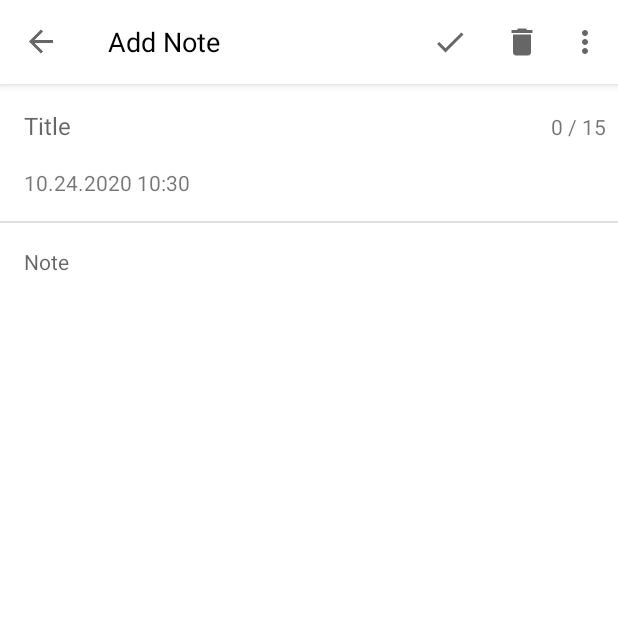
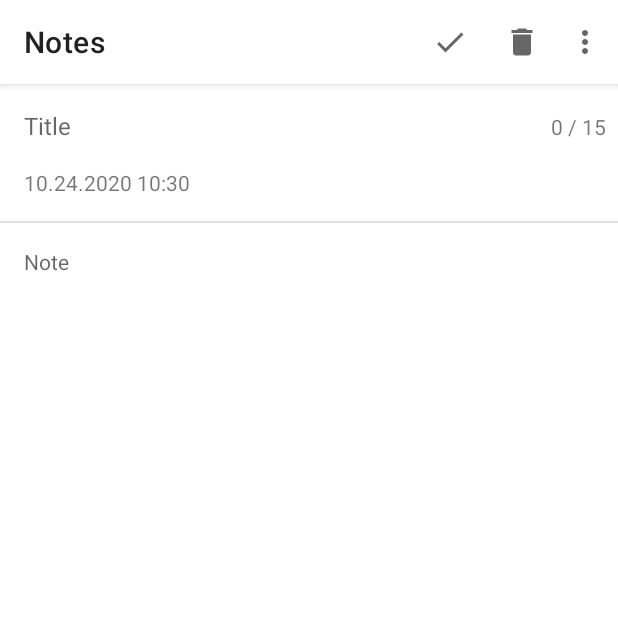
Before and after one commit to Enes-Kayiklik/PostIt, an Android app: the AddNoteFragment screen opened through its navigation route, on a phone screen of 412 x 824 dp, the top half of it. Run offline under Robolectric (Android 15) with nearby library versions, the phone set to English and light mode, and no system bars; our stand-ins replace Dagger/Hilt's generated code, navigation-ui; libraries missing offline, so code that uses them is left out: androidx.hilt.lifecycle; 1 statement that could not run was skipped.

Commit message:
added drawer layout and setupWithNavController

```diff
--- a/app/src/main/java/com/eneskayiklik/post_it/ui/MainActivity.kt
+++ b/app/src/main/java/com/eneskayiklik/post_it/ui/MainActivity.kt
@@ -9,13 +9,11 @@ import androidx.core.view.GravityCompat
 import androidx.drawerlayout.widget.DrawerLayout
 import androidx.lifecycle.Observer
 import androidx.navigation.findNavController
-import androidx.navigation.ui.setupActionBarWithNavController
+import androidx.navigation.ui.setupWithNavController
 import com.eneskayiklik.post_it.R
 import com.eneskayiklik.post_it.helper.Exporter
 import com.eneskayiklik.post_it.ui.main.notes.NoteViewModel
 import com.eneskayiklik.post_it.util.Constants
-import com.eneskayiklik.post_it.util.makeInvisible
-import com.eneskayiklik.post_it.util.makeVisible
 import dagger.hilt.android.AndroidEntryPoint
 import kotlinx.android.synthetic.main.activity_main.*
 import kotlinx.android.synthetic.main.app_bar_layout.*
@@ -24,36 +22,27 @@ import javax.inject.Inject
 @AndroidEntryPoint
 class MainActivity : AppCompatActivity() {
     private val noteViewModel by viewModels<NoteViewModel>()
+
     @Inject
     lateinit var exporter: Exporter
+
     @Inject
     lateinit var fileName: String
+    private val navController by lazy {
+        findNavController(R.id.fragmentNavHost)
+    }
+
     override fun onCreate(savedInstanceState: Bundle?) {
         super.onCreate(savedInstanceState)
         setContentView(R.layout.activity_main)
         setupActionBar()
         setOnDestinationChange()
-        setupButtonsOnClick()
     }
 
     private fun setupActionBar() {
         setSupportActionBar(toolbar)
-        supportActionBar?.setDisplayShowTitleEnabled(false)
-        setupActionBarWithNavController(findNavController(R.id.fragmentNavHost))
-    }
-
-    private fun setupButtonsOnClick() {
-        imgDrawer.setOnClickListener {
-            drawerLayout.openDrawer(GravityCompat.START)
-        }
-
-        drawerMenuMain.setNavigationItemSelectedListener {
-            when (it.itemId) {
-                R.id.exportData -> startExportDataIntent()
-                R.id.importData -> startImportDataIntent()
-            }
-            true
-        }
+        toolbar.setupWithNavController(navController, drawerLayout)
+        drawerMenuMain.setupWithNavController(navController)
     }
 
     private fun startImportDataIntent() {
@@ -74,16 +63,9 @@ class MainActivity : AppCompatActivity() {
 
     private fun setOnDestinationChange() {
         findNavController(R.id.fragmentNavHost).addOnDestinationChangedListener { _, destination, _ ->
-            toolbarTitle.text = destination.label
             when (destination.id) {
-                R.id.addNoteFragment -> {
-                    drawerLayout?.setDrawerLockMode(DrawerLayout.LOCK_MODE_LOCKED_CLOSED)
-                        .also { imgDrawer.makeInvisible() }
-                }
-                else -> {
-                    drawerLayout?.setDrawerLockMode(DrawerLayout.LOCK_MODE_UNLOCKED)
-                        .also { imgDrawer.makeVisible() }
-                }
+                R.id.addNoteFragment -> drawerLayout?.setDrawerLockMode(DrawerLayout.LOCK_MODE_LOCKED_CLOSED)
+                else -> drawerLayout?.setDrawerLockMode(DrawerLayout.LOCK_MODE_UNLOCKED)
             }
         }
     }
@@ -108,7 +90,4 @@ class MainActivity : AppCompatActivity() {
             }
         }
     }
-
-    override fun onSupportNavigateUp() =
-        findNavController(R.id.fragmentNavHost).navigateUp() || super.onSupportNavigateUp()
 }
--- a/app/src/main/java/com/eneskayiklik/post_it/ui/main/addnote/AddNoteFragment.kt
+++ b/app/src/main/java/com/eneskayiklik/post_it/ui/main/addnote/AddNoteFragment.kt
@@ -2,7 +2,6 @@ package com.eneskayiklik.post_it.ui.main.addnote
 
 import android.app.AlertDialog
 import android.os.Bundle
-import android.util.Log
 import android.view.Menu
 import android.view.MenuInflater
 import android.view.MenuItem
@@ -82,7 +81,6 @@ class AddNoteFragment : Fragment(R.layout.fragment_add_note), TodoListAdapter.On
                     }
                 }
                 todoListAdapter.notifyItemMoved(viewHolder.adapterPosition, target.adapterPosition)
-                Log.e("TAG  List -> ", "${todoList.joinToString { it.title }}")
                 return true
             }
 
@@ -103,10 +101,6 @@ class AddNoteFragment : Fragment(R.layout.fragment_add_note), TodoListAdapter.On
     private fun setupButtonsOnClick() {
         edtNoteTitle.doOnTextChanged { text, _, _, _ ->
             tvTitleLength.text = "${text?.length ?: 0}".plus(" / 15")
-        }
-
-        edtNote.doOnTextChanged { text, _, _, _ ->
-            //updateNote()
         }
 
         btnAddListItem.setOnClickListener {
@@ -131,7 +125,7 @@ class AddNoteFragment : Fragment(R.layout.fragment_add_note), TodoListAdapter.On
             this.requireActivity().onBackPressed()
             true
         } else {
-            Toast.makeText(this.requireContext(), "Input all require data", Toast.LENGTH_SHORT)
+            Toast.makeText(this.requireContext(), R.string.input_data_error, Toast.LENGTH_SHORT)
                 .show()
             false
         }
--- a/app/src/main/java/com/eneskayiklik/post_it/ui/main/notes/NotesFragment.kt
+++ b/app/src/main/java/com/eneskayiklik/post_it/ui/main/notes/NotesFragment.kt
@@ -25,7 +25,6 @@ import kotlinx.android.synthetic.main.fragment_notes.*
 @AndroidEntryPoint
 class NotesFragment : Fragment(R.layout.fragment_notes), NoteAdapter.OnItemClickListener {
     private val noteViewModel: NoteViewModel by viewModels()
-    private lateinit var staggeredGrid: StaggeredGridLayoutManager
     private lateinit var noteAdapter: NoteAdapter
 
     override fun onViewCreated(view: View, savedInstanceState: Bundle?) {
@@ -33,10 +32,6 @@ class NotesFragment : Fragment(R.layout.fragment_notes), NoteAdapter.OnItemClick
         setupRecyclerView()
         setupButtonsOnClick()
         setupObserver()
-        staggeredGrid = StaggeredGridLayoutManager(
-            1,
-            StaggeredGridLayoutManager.VERTICAL
-        )
         setHasOptionsMenu(true)
     }
 
@@ -49,7 +44,6 @@ class NotesFragment : Fragment(R.layout.fragment_notes), NoteAdapter.OnItemClick
 
     private fun setupRecyclerView() {
         noteAdapter = NoteAdapter(this)
-
         recyclerViewNotes.apply {
             adapter = noteAdapter
             setHasFixedSize(true)
--- /dev/null
+++ b/app/src/main/java/com/eneskayiklik/post_it/ui/settings/SettingsFragment.kt
@@ -0,0 +1,6 @@
+package com.eneskayiklik.post_it.ui.settings
+
+import androidx.fragment.app.Fragment
+import com.eneskayiklik.post_it.R
+
+class SettingsFragment : Fragment(R.layout.fragment_settings)
--- a/app/src/main/res/layout/app_bar_layout.xml
+++ b/app/src/main/res/layout/app_bar_layout.xml
@@ -1,10 +1,10 @@
 <?xml version="1.0" encoding="utf-8"?>
 <androidx.coordinatorlayout.widget.CoordinatorLayout xmlns:android="http://schemas.android.com/apk/res/android"
-    xmlns:app="http://schemas.android.com/apk/res-auto"
     android:layout_width="match_parent"
     android:layout_height="match_parent">
 
     <com.google.android.material.appbar.AppBarLayout
+        android:id="@+id/appBarLayout"
         android:layout_width="match_parent"
         android:layout_height="wrap_content">
 
@@ -12,25 +12,7 @@
             android:id="@+id/toolbar"
             android:layout_width="match_parent"
             android:layout_height="?attr/actionBarSize"
-            android:background="@color/colorWhite">
-
-            <ImageView
-                android:id="@+id/imgDrawer"
-                android:layout_width="wrap_content"
-                android:layout_height="wrap_content"
-                android:paddingStart="0dp"
-                android:paddingTop="12dp"
-                android:paddingEnd="12dp"
-                android:paddingBottom="12dp"
-                android:src="@drawable/ic_drawer"
-                app:tint="@color/colorGrey" />
-
-            <TextView
-                android:id="@+id/toolbarTitle"
-                style="@style/ToolbarTitleStyle"
-                android:layout_width="wrap_content"
-                android:layout_height="wrap_content" />
-        </androidx.appcompat.widget.Toolbar>
+            android:background="@color/colorWhite" />
     </com.google.android.material.appbar.AppBarLayout>
 
     <include layout="@layout/nav_host_fragment" />
--- a/app/src/main/res/menu/main_drawer_menu.xml
+++ b/app/src/main/res/menu/main_drawer_menu.xml
@@ -1,5 +1,15 @@
 <?xml version="1.0" encoding="utf-8"?>
 <menu xmlns:android="http://schemas.android.com/apk/res/android">
+    <group
+        android:id="@+id/GroupOne"
+        android:checkableBehavior="single">
+        <item
+            android:id="@+id/notesFragment"
+            android:title="Notes" />
+    </group>
+    <item
+        android:id="@+id/settingsFragment"
+        android:title="Settings" />
     <item
         android:id="@+id/exportData"
         android:title="@string/export_data" />
--- a/app/src/main/res/navigation/main_navigaiton.xml
+++ b/app/src/main/res/navigation/main_navigaiton.xml
@@ -26,4 +26,8 @@
             app:argType="com.eneskayiklik.post_it.db.entity.Note"
             app:nullable="true" />
     </fragment>
+    <fragment
+        android:id="@+id/settingsFragment"
+        android:name="com.eneskayiklik.post_it.ui.settings.SettingsFragment"
+        android:label="SettingsFragment" />
 </navigation>
--- a/app/src/main/res/values/strings.xml
+++ b/app/src/main/res/values/strings.xml
@@ -19,10 +19,11 @@
     <string name="no">No</string>
     <string name="delete_all_notes_text">Do you want to delete all notes ?</string>
     <string name="delete_note_text">Do you want to delete</string>
+    <string name="undo">Undo</string>
+    <string name="deleted_successful">Deleted successful</string>
+
     <string name="export_data">Export Data</string>
     <string name="import_data">Import Data</string>
     <string name="export_file_name">Export Backup.json</string>
-    <string name="undo">Undo</string>
-    <string name="deleted_successful">Deleted successful</string>
-
+    <string name="input_data_error">Input all require data</string>
 </resources>
```
Also changed, not shown: app/src/main/res/layout/drawer_nav_header.xml (+11 -2 lines), app/src/main/res/layout/fragment_settings.xml (added, +17 -0 lines).
